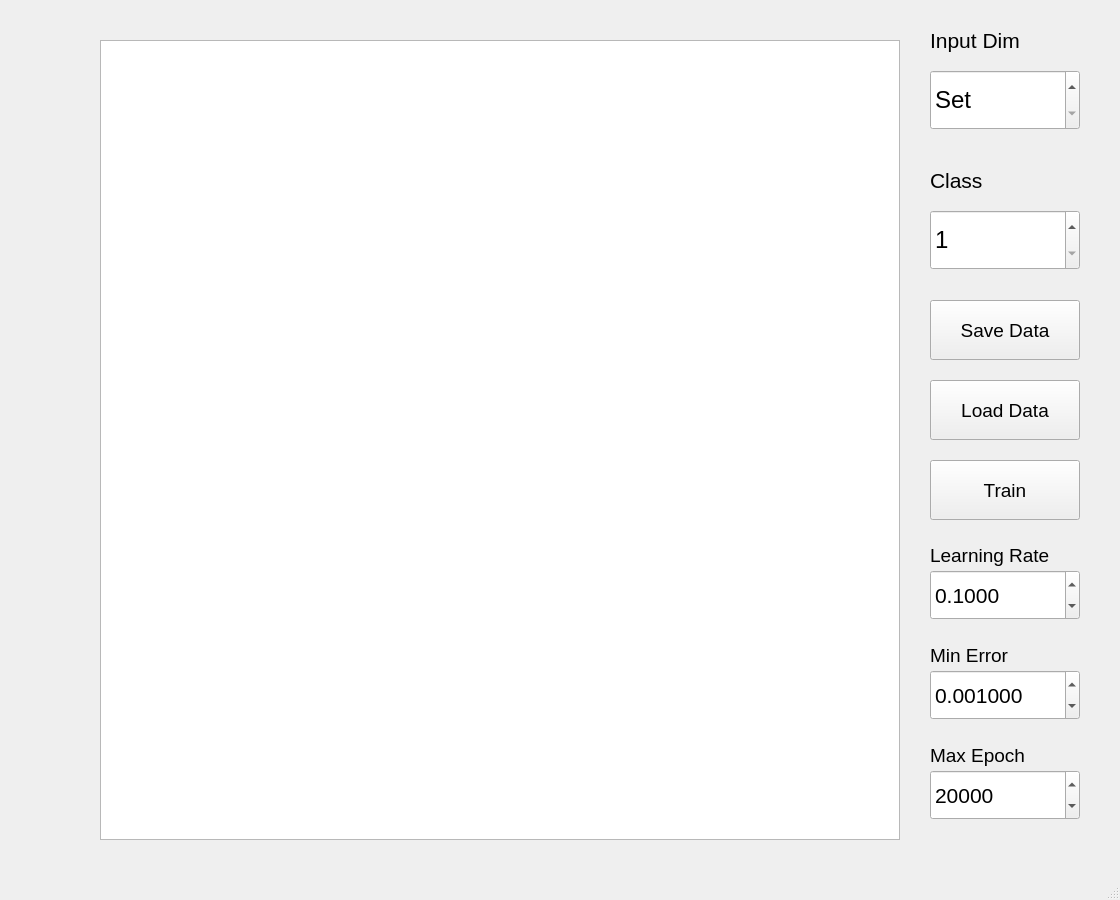
Above: Neural_networks-training_sim/Trainer.ui from iibrahimddogan/Neural-Boundary-2D before the change. Below: the same form after it.
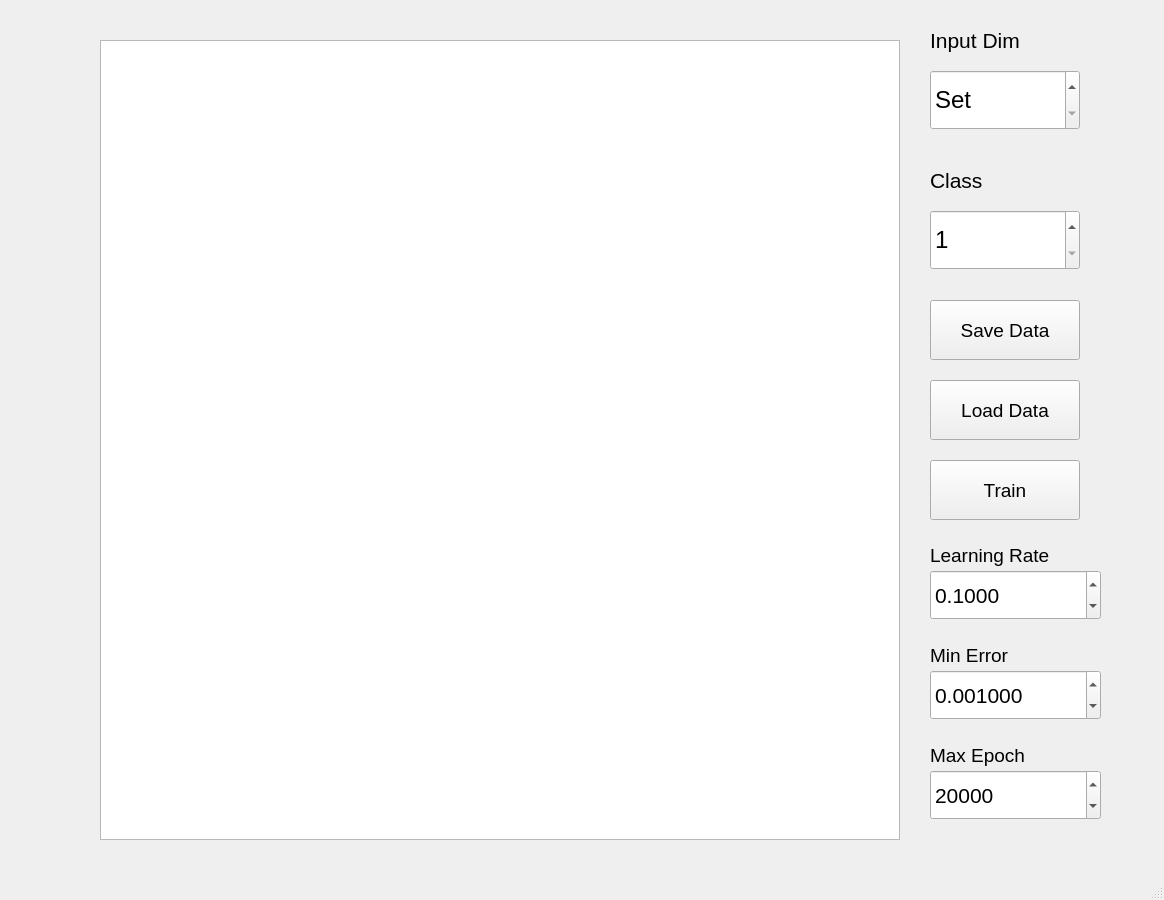
That is the form after the change.

The edit to the form file:
```diff
--- a/Neural_networks-training_sim/Trainer.ui
+++ b/Neural_networks-training_sim/Trainer.ui
@@ -6,7 +6,7 @@
    <rect>
     <x>0</x>
     <y>0</y>
-    <width>1120</width>
+    <width>1164</width>
     <height>900</height>
    </rect>
   </property>
@@ -212,7 +212,7 @@
      <rect>
       <x>930</x>
       <y>570</y>
-      <width>150</width>
+      <width>171</width>
       <height>50</height>
      </rect>
     </property>
@@ -225,16 +225,16 @@
      <number>4</number>
     </property>
     <property name="minimum">
-     <double>0.0001</double>
+     <double>0.000100000000000</double>
     </property>
     <property name="maximum">
-     <double>10.0000</double>
+     <double>10.000000000000000</double>
     </property>
     <property name="singleStep">
      <double>0.0100</double>
     </property>
     <property name="value">
-     <double>0.1000</double>
+     <double>0.100000000000000</double>
     </property>
    </widget>
    <widget class="QLabel" name="label_MinError">
@@ -260,7 +260,7 @@
      <rect>
       <x>930</x>
       <y>670</y>
-      <width>150</width>
+      <width>171</width>
       <height>50</height>
      </rect>
     </property>
@@ -276,16 +276,16 @@
      <number>6</number>
     </property>
     <property name="minimum">
-     <double>0.000000</double>
+     <double>0.000000000000000</double>
     </property>
     <property name="maximum">
-     <double>10.000000</double>
+     <double>10.000000000000000</double>
     </property>
     <property name="singleStep">
      <double>0.001000</double>
     </property>
     <property name="value">
-     <double>0.001000</double>
+     <double>0.001000000000000</double>
     </property>
    </widget>
    <widget class="QLabel" name="label_MaxEpoch">
@@ -311,7 +311,7 @@
      <rect>
       <x>930</x>
       <y>770</y>
-      <width>150</width>
+      <width>171</width>
       <height>50</height>
      </rect>
     </property>
```
Left out of the diff: 16 changed lines with no effect on the pictures.
